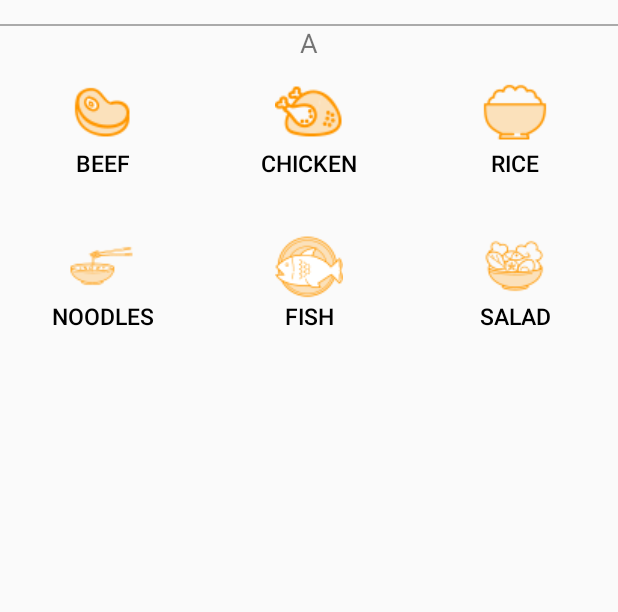
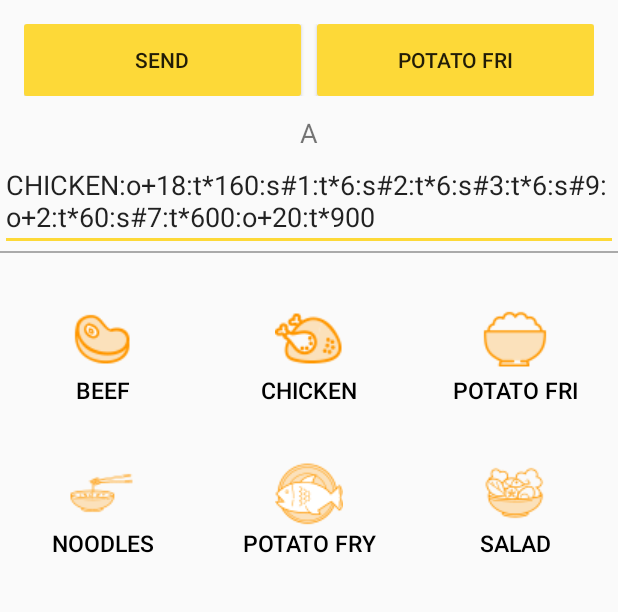
Before and after one commit to borhanreo/cookbot-final, an Android app: the IoTActivity screen opened directly, with no data from a screen before it, after a tap on "COOKERBOT ON", on a phone screen of 412 x 824 dp, the part 405-1017 px from its top. Run offline under Robolectric (Android 15) with nearby library versions, the phone set to English and light mode, and no system bars; network calls fail; 8 statements that could not run were skipped.

Commit message:
Update API String

```diff
--- a/app/src/main/java/w3engineers/com/cookerbot/activity/IoTActivity.java
+++ b/app/src/main/java/w3engineers/com/cookerbot/activity/IoTActivity.java
@@ -4,12 +4,14 @@ import android.bluetooth.BluetoothAdapter;
 import android.bluetooth.BluetoothDevice;
 import android.bluetooth.BluetoothSocket;
 import android.content.Intent;
+import android.content.SharedPreferences;
 import android.os.Bundle;
 import android.os.Handler;
 import android.support.v7.app.AppCompatActivity;
 import android.util.Log;
 import android.view.View;
 import android.widget.Button;
+import android.widget.EditText;
 import android.widget.TextView;
 import android.widget.Toast;
 
@@ -34,9 +36,10 @@ public class IoTActivity extends AppCompatActivity {
     private ConnectedThread mConnectedThread;
     final int handlerState = 0;
     private static final UUID BTMODULEUUID = UUID.fromString("00001101-0000-1000-8000-00805F9B34FB");
-    Button btnOn, btnOff,chicken,beef,rice,noodles;
+    Button btnOn, btnOff,chicken,beef,rice,noodles,deviceOff,deviceOn,poteto,salad;
     TextView txtArduino, txtString, txtStringLength, sensorView0,readSerialData;
     Handler bluetoothIn;
+    EditText apiText;
     private StringBuilder recDataString = new StringBuilder();
     String dataInPrint;
     int dataLength;
@@ -62,7 +65,7 @@ public class IoTActivity extends AppCompatActivity {
 
 
 
-
+        apiText= (EditText) findViewById(R.id.apitext);
         btnOn = (Button) findViewById(R.id.buttonOn);
         btnOff = (Button) findViewById(R.id.buttonOff);
 
@@ -70,11 +73,16 @@ public class IoTActivity extends AppCompatActivity {
         beef = (Button) findViewById(R.id.beef);
         rice = (Button) findViewById(R.id.rice);
         noodles = (Button) findViewById(R.id.noodles);
+        deviceOff = (Button) findViewById(R.id.deviceOff);
+        deviceOn = (Button) findViewById(R.id.deviceOn);
+        poteto = (Button) findViewById(R.id.poteto);
+        salad = (Button) findViewById(R.id.salad);
         readSerialData= (TextView) findViewById(R.id.readSerialData);
         chicken.setVisibility(View.INVISIBLE);
         beef.setVisibility(View.INVISIBLE);
         rice.setVisibility(View.INVISIBLE);
         noodles.setVisibility(View.INVISIBLE);
+
 
         bluetoothIn = new Handler() {
             public void handleMessage(android.os.Message msg) {
@@ -116,9 +124,33 @@ public class IoTActivity extends AppCompatActivity {
 
         btAdapter = BluetoothAdapter.getDefaultAdapter();       // get Bluetooth adapter
         checkBTState();
-
-
+        salad.setOnClickListener(new View.OnClickListener() {
+            @Override
+            public void onClick(View v) {
+                mConnectedThread.write("O");
+            }
+        });
+        poteto.setOnClickListener(new View.OnClickListener() {
+            @Override
+            public void onClick(View v) {
+                mConnectedThread.write("P");
+            }
+        });
         // Set up onClick listeners for buttons to send 1 or 0 to turn on/off LED
+        deviceOff.setOnClickListener(new View.OnClickListener() {
+            @Override
+            public void onClick(View v) {
+                String str = apiText.getText().toString()+"\n";
+                Log.d(TAG," borhan "+str);
+                mConnectedThread.write(str);
+            }
+        });
+        deviceOn.setOnClickListener(new View.OnClickListener() {
+            @Override
+            public void onClick(View v) {
+                mConnectedThread.write("Z");
+            }
+        });
         btnOff.setOnClickListener(new View.OnClickListener() {
             public void onClick(View v) {
                 mConnectedThread.write("A");    // Send "0" via Bluetooth
--- a/app/src/main/res/layout/content_io_t.xml
+++ b/app/src/main/res/layout/content_io_t.xml
@@ -8,6 +8,19 @@
     app:layout_behavior="@string/appbar_scrolling_view_behavior"
     tools:context="w3engineers.com.cookerbot.activity.IoTActivity"
     tools:showIn="@layout/activity_io_t">
+
+
+    <ScrollView
+        android:layout_width="match_parent"
+        android:layout_height="wrap_content"
+        android:layout_marginBottom="20dp"
+        android:scrollbars="none">
+
+
+        <LinearLayout
+            android:layout_width="match_parent"
+            android:layout_height="wrap_content"
+            android:orientation="vertical">
 
             <LinearLayout
                 android:id="@+id/header_area"
@@ -25,8 +38,6 @@
                     android:background="@drawable/logo_transparent"/>
 
             </LinearLayout>
-
-
 
             <LinearLayout
                 android:id="@+id/device"
@@ -63,22 +74,70 @@
 
             </LinearLayout>
 
+            <LinearLayout
+                android:id="@+id/device2"
+                android:layout_below="@+id/device"
+                android:layout_width="match_parent"
+                android:layout_height="wrap_content"
+                android:paddingLeft="@dimen/activity_horizontal_margin"
+                android:paddingRight="@dimen/activity_horizontal_margin"
+                android:orientation="horizontal"
+                android:weightSum="1">
 
+
+                <Button
+                    android:id="@+id/deviceOn"
+                    android:layout_width="0dp"
+                    android:layout_weight="0.5"
+                    android:layout_height="wrap_content"
+                    android:background="@drawable/ripple_bot_on"
+                    android:layout_alignParentLeft="true"
+                    android:layout_alignParentTop="true"
+                    android:layout_marginRight="5dp"
+                    android:text="@string/waven_on" />
+
+                <Button
+                    android:id="@+id/deviceOff"
+                    android:layout_width="0dp"
+                    android:layout_weight="0.5"
+                    android:layout_height="wrap_content"
+                    android:layout_marginLeft="5dp"
+                    android:background="@drawable/ripple_bot_on"
+                    android:text="@string/waven_off" />
+
+            </LinearLayout>
+
+            <LinearLayout
+                android:layout_width="match_parent"
+                android:layout_height="wrap_content"
+                android:orientation="vertical">
                 <TextView
-        android:layout_below="@+id/device"
+                    android:layout_below="@+id/device2"
                     android:id="@+id/readSerialData"
                     android:layout_width="match_parent"
                     android:layout_height="wrap_content"
+                    android:paddingTop="12dp"
                     android:paddingLeft="@dimen/activity_horizontal_margin"
                     android:paddingRight="@dimen/activity_horizontal_margin"
                     android:gravity="center"
                     android:text="A"
                     android:textSize="18dp"/>
+                <EditText
+                    android:id="@+id/apitext"
+                    android:layout_width="match_parent"
+                    android:layout_height="wrap_content"
+                    android:hint="api"
+                    android:text="CHICKEN:o+18:t*160:s#1:t*6:s#2:t*6:s#3:t*6:s#9:o+2:t*60:s#7:t*600:o+20:t*900"/>
+            </LinearLayout>
+            <!--android:text="CHICKEN:o+10:t*16:s#1:t*6:s#2:t*6:s#3:t*6:s#7:o+2:t*6:s#9:t*6:o+10:t*30"/>-->
+            <!--android:text="CHICKEN:o+18:t*160:s#1:t*6:s#2:t*6:s#3:t*6:s#7:o+2:t*60:s#9:t*600:o+10:t*900"-->
+            <!--android:text="POTATO FRI:o+10:h@3:t*90:h@3:s#1:h@3:s#2:h@3:s#3:h@3:s#7:h@3:b$1:t*480"-->
+            <!--android:text="CHICKEN:o+10:h@1:s#1:h@1:t*10:h@1:s#2:h@1:s#3:h@1:s#7:h@1:s#8:b$1"-->
 
 
             <View
                 android:id="@+id/view"
-        android:layout_below="@+id/device"
+                android:layout_below="@+id/device2"
                 android:layout_width="match_parent"
                 android:layout_height="1dp"
                 android:background="@android:color/darker_gray"/>
@@ -157,14 +216,14 @@
                     android:textSize="15sp" />
 
                 <Button
-            android:id="@+id/fish"
+                    android:id="@+id/poteto"
                     android:layout_width="0dip"
                     android:layout_height="wrap_content"
                     android:layout_weight=".3256"
                     android:background="@drawable/haptic"
                     android:drawableTop="@drawable/fish"
                     android:paddingTop="5dp"
-            android:text="@string/fish_cook"
+                    android:text="@string/potato_fry"
                     android:textAllCaps="true"
                     android:textColor="@color/black"
                     android:textSize="15sp" />
@@ -185,4 +244,9 @@
 
             </LinearLayout>
 
+        </LinearLayout>
+
+    </ScrollView>
+
+
 </RelativeLayout>
--- a/app/src/main/res/menu/activity_main_drawer.xml
+++ b/app/src/main/res/menu/activity_main_drawer.xml
@@ -6,7 +6,7 @@
         <item
             android:id="@+id/nav_iot"
             android:icon="@drawable/logo"
-            android:title="IoT" />
+            android:title="CookBOT" />
 
     </group>
 
--- a/app/src/main/res/values/strings.xml
+++ b/app/src/main/res/values/strings.xml
@@ -13,11 +13,16 @@
 
     <string name="chicken_cook">Chicken</string>
     <string name="beef_cook">Beef</string>
-    <string name="rice_cook">Rice</string>
+    <string name="rice_cook">Potato FRI</string>
     <string name="noodles_cook">Noodles</string>
     <string name="fish_cook">Fish</string>
+    <string name="potato_fry">Potato fry</string>
     <string name="read_data">Read Data</string>
 
     <string name="bot_on">CookerBOT ON</string>
     <string name="bot_off">CookerBOT Off</string>
+
+    <!--<string name="waven_on">Woven OFF</string>-->
+    <string name="waven_on">Send </string>
+    <string name="waven_off">POTATO FRI</string>
 </resources>
```
Lines whose indentation alone changed are shown as unchanged.
